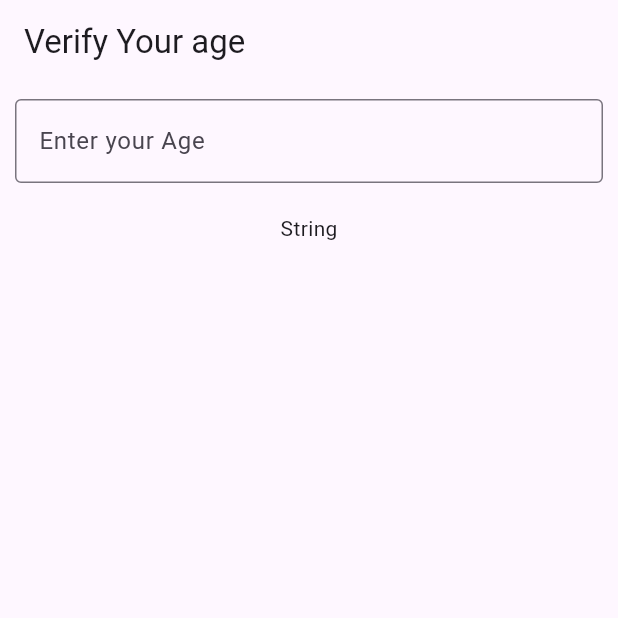
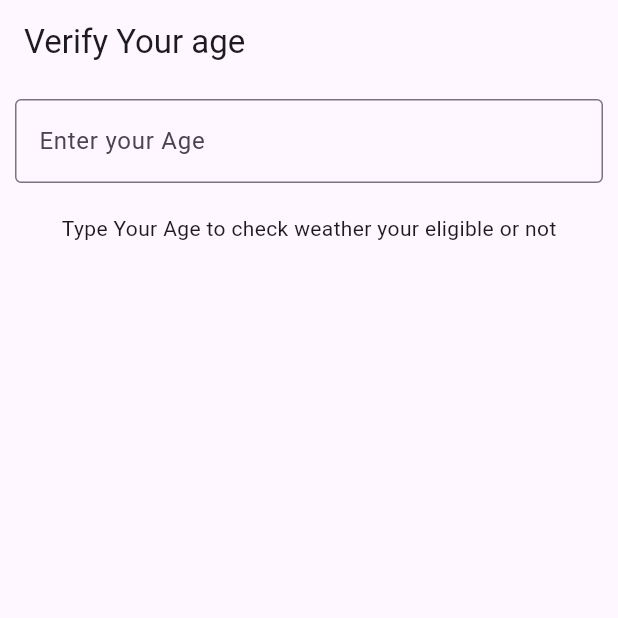
Before and after one commit to rahulkushwaha482/age_riverpod, a Flutter app: the screen it shows after launch, on a phone screen of 412 x 824 dp, the top half of it. Run offline on Flutter 3.47's test engine with Material 3 defaults, Android fonts, the phone set to English and light mode, and no system bars; our stand-ins replace flutter_riverpod.

Commit message:
feat: code updated with new code

```diff
--- /dev/null
+++ b/lib/provider/age_validation_providers.dart
@@ -0,0 +1,15 @@
+import 'package:flutter_riverpod/flutter_riverpod.dart';
+
+class AgeValidationProvider extends StateNotifier<String>{
+
+  AgeValidationProvider(): super('Type Your Age to check weather your eligible or not');
+
+  void checkValidation(int age){
+      state = age>=18?"You are Eligible":"You are not Eligible";
+  }
+
+}
+
+final ageValidationProvider = StateNotifierProvider((ref) {
+  return AgeValidationProvider();
+});
--- a/lib/providers/provider.dart
+++ /dev/null
@@ -1,6 +0,0 @@
-import 'package:flutter_riverpod/flutter_riverpod.dart';
-import '../screens/age_validation_providers.dart';
-
-final ageValidationProvider = StateNotifierProvider((ref) {
-  return AgeValidationProvider();
-});
--- a/lib/screens/home_page.dart
+++ b/lib/screens/home_page.dart
@@ -1,14 +1,17 @@
 import 'package:flutter/material.dart';
 import 'package:flutter_riverpod/flutter_riverpod.dart';
-import '../providers/provider.dart';
+
+
+import '../provider/age_validation_providers.dart';
 
 class HomePage extends ConsumerWidget {
-  HomePage({Key? key}) : super(key: key);
+  const HomePage({super.key});
+
 
   @override
   Widget build(BuildContext context, WidgetRef ref) {
     final dataRef = ref.watch(ageValidationProvider);
-    print(dataRef);
+
     return Scaffold(
       appBar: AppBar(
         title: const Text('Verify Your age'),
@@ -24,8 +27,11 @@ class HomePage extends ConsumerWidget {
                 hintText: 'Enter your Age',
               ),
               onChanged: (value) {
-                ref
-                    .read(ageValidationProvider.notifier).checkValidation(int.parse(value));
+                if(value.isNotEmpty){
+                  ref
+                      .read(ageValidationProvider.notifier).checkValidation(int.parse(value));
+                }
+
               },
             ),
           ),
```
Also changed, not shown: pubspec.lock, 6 other files.
